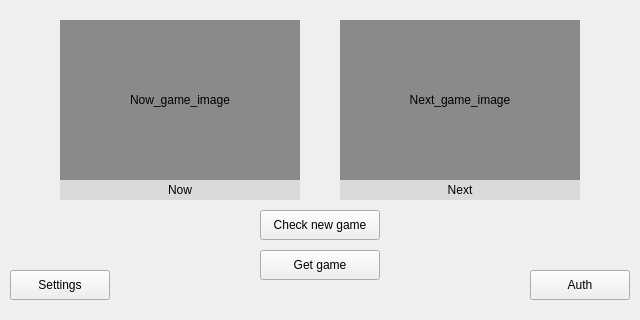
Old version of the form data/ui/main.ui in the repository Demetrous-fd/Lazy-gamer.
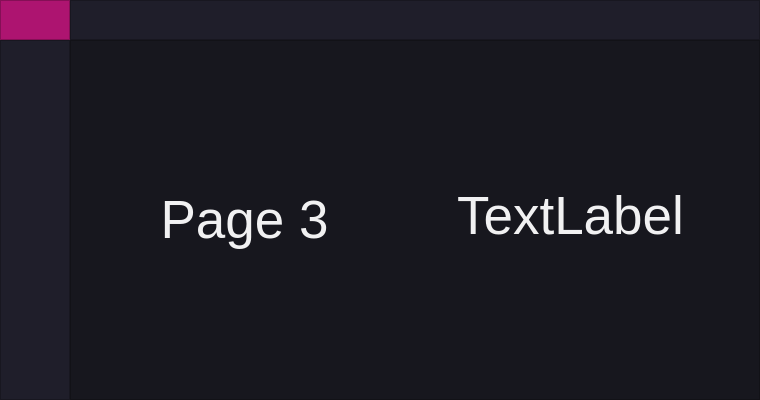
New version of the form. The open tabs and pages were chosen to show the change. Icons and pictures are not drawn.

```diff
--- a/data/ui/main.ui
+++ b/data/ui/main.ui
@@ -6,264 +6,463 @@
    <rect>
     <x>0</x>
     <y>0</y>
-    <width>640</width>
-    <height>320</height>
+    <width>760</width>
+    <height>400</height>
    </rect>
   </property>
   <property name="minimumSize">
    <size>
-    <width>640</width>
-    <height>320</height>
-   </size>
-  </property>
-  <property name="maximumSize">
-   <size>
-    <width>640</width>
-    <height>320</height>
+    <width>600</width>
+    <height>400</height>
    </size>
   </property>
   <property name="windowTitle">
    <string>Lazy gamer</string>
   </property>
   <property name="styleSheet">
-   <string notr="true"/>
+   <string notr="true">background-color: rgb(23, 23, 30);</string>
   </property>
   <widget class="QWidget" name="centralwidget">
+   <layout class="QVBoxLayout" name="verticalLayout" stretch="0,0">
+    <property name="spacing">
+     <number>0</number>
+    </property>
+    <property name="leftMargin">
+     <number>0</number>
+    </property>
+    <property name="topMargin">
+     <number>0</number>
+    </property>
+    <property name="rightMargin">
+     <number>0</number>
+    </property>
+    <property name="bottomMargin">
+     <number>0</number>
+    </property>
+    <item>
+     <widget class="QFrame" name="Top_Bar">
+      <property name="maximumSize">
+       <size>
+        <width>16777215</width>
+        <height>40</height>
+       </size>
+      </property>
+      <property name="styleSheet">
+       <string notr="true">background-color: rgb(31, 30, 42);</string>
+      </property>
+      <property name="frameShape">
+       <enum>QFrame::NoFrame</enum>
+      </property>
+      <property name="frameShadow">
+       <enum>QFrame::Raised</enum>
+      </property>
+      <layout class="QHBoxLayout" name="horizontalLayout" stretch="0,0">
+       <property name="spacing">
+        <number>0</number>
+       </property>
+       <property name="leftMargin">
+        <number>0</number>
+       </property>
+       <property name="topMargin">
+        <number>0</number>
+       </property>
+       <property name="rightMargin">
+        <number>0</number>
+       </property>
+       <property name="bottomMargin">
+        <number>0</number>
+       </property>
+       <item>
+        <widget class="QFrame" name="frame_toggle">
+         <property name="maximumSize">
+          <size>
+           <width>70</width>
+           <height>40</height>
+          </size>
+         </property>
+         <property name="styleSheet">
+          <string notr="true">background-color: rgb(173, 20, 112);</string>
+         </property>
+         <property name="frameShape">
+          <enum>QFrame::StyledPanel</enum>
+         </property>
+         <property name="frameShadow">
+          <enum>QFrame::Raised</enum>
+         </property>
+         <layout class="QVBoxLayout" name="verticalLayout_2">
+          <property name="spacing">
+           <number>0</number>
+          </property>
+          <property name="leftMargin">
+           <number>0</number>
+          </property>
+          <property name="topMargin">
+           <number>0</number>
+          </property>
+          <property name="rightMargin">
+           <number>0</number>
+          </property>
+          <property name="bottomMargin">
+           <number>0</number>
+          </property>
+          <item>
+           <widget class="QPushButton" name="Btn_Toggle">
+            <property name="sizePolicy">
+             <sizepolicy hsizetype="Expanding" vsizetype="Expanding">
+              <horstretch>0</horstretch>
+              <verstretch>0</verstretch>
+             </sizepolicy>
+            </property>
+            <property name="autoFillBackground">
+             <bool>false</bool>
+            </property>
+            <property name="styleSheet">
+             <string notr="true">color: rgb(255, 255, 255);
+border: 0px solid;</string>
+            </property>
+            <property name="text">
+             <string/>
+            </property>
+            <property name="icon">
+             <iconset>
+              <normaloff>образцы/list2.png</normaloff>образцы/list2.png</iconset>
+            </property>
+            <property name="iconSize">
+             <size>
+              <width>24</width>
+              <height>24</height>
+             </size>
+            </property>
+           </widget>
+          </item>
+         </layout>
+        </widget>
+       </item>
+       <item>
+        <widget class="QFrame" name="frame_top">
+         <property name="frameShape">
+          <enum>QFrame::StyledPanel</enum>
+         </property>
+         <property name="frameShadow">
+          <enum>QFrame::Raised</enum>
+         </property>
+        </widget>
+       </item>
+      </layout>
+     </widget>
+    </item>
+    <item>
+     <widget class="QFrame" name="Content">
    <property name="styleSheet">
     <string notr="true"/>
    </property>
-   <widget class="QPushButton" name="btn_check">
-    <property name="geometry">
-     <rect>
-      <x>260</x>
-      <y>210</y>
-      <width>120</width>
-      <height>30</height>
-     </rect>
-    </property>
-    <property name="styleSheet">
-     <string notr="true">font: 63 10pt &quot;Segoe UI Semibold&quot;;</string>
-    </property>
-    <property name="text">
-     <string>Check new game</string>
-    </property>
-    <property name="checkable">
-     <bool>false</bool>
-    </property>
-    <property name="checked">
-     <bool>false</bool>
-    </property>
-    <property name="flat">
-     <bool>false</bool>
-    </property>
-   </widget>
-   <widget class="QPushButton" name="btn_get_game">
-    <property name="geometry">
-     <rect>
-      <x>260</x>
-      <y>250</y>
-      <width>120</width>
-      <height>30</height>
-     </rect>
-    </property>
-    <property name="styleSheet">
-     <string notr="true">font: 63 10pt &quot;Segoe UI Semibold&quot;;</string>
-    </property>
-    <property name="text">
-     <string>Get game</string>
-    </property>
-    <property name="checkable">
-     <bool>false</bool>
-    </property>
-    <property name="checked">
-     <bool>false</bool>
-    </property>
-    <property name="autoRepeat">
-     <bool>false</bool>
-    </property>
-    <property name="autoExclusive">
-     <bool>false</bool>
-    </property>
-    <property name="autoDefault">
-     <bool>false</bool>
-    </property>
-    <property name="default">
-     <bool>false</bool>
-    </property>
-    <property name="flat">
-     <bool>false</bool>
-    </property>
-   </widget>
-   <widget class="QPushButton" name="btn_auth">
-    <property name="geometry">
-     <rect>
-      <x>530</x>
-      <y>270</y>
-      <width>100</width>
-      <height>30</height>
-     </rect>
-    </property>
-    <property name="styleSheet">
-     <string notr="true">font: 63 10pt &quot;Segoe UI Semibold&quot;;</string>
-    </property>
-    <property name="text">
-     <string>Auth</string>
-    </property>
-   </widget>
-   <widget class="QLabel" name="now">
-    <property name="enabled">
-     <bool>true</bool>
-    </property>
-    <property name="geometry">
-     <rect>
-      <x>60</x>
-      <y>20</y>
-      <width>240</width>
-      <height>160</height>
-     </rect>
-    </property>
-    <property name="styleSheet">
-     <string notr="true">background-color: rgb(138, 138, 138);</string>
-    </property>
-    <property name="text">
-     <string>Now_game_image</string>
-    </property>
-    <property name="textFormat">
-     <enum>Qt::AutoText</enum>
-    </property>
-    <property name="scaledContents">
-     <bool>false</bool>
-    </property>
-    <property name="alignment">
-     <set>Qt::AlignCenter</set>
-    </property>
-    <property name="wordWrap">
-     <bool>false</bool>
-    </property>
-    <property name="openExternalLinks">
-     <bool>false</bool>
-    </property>
-    <property name="textInteractionFlags">
-     <set>Qt::LinksAccessibleByKeyboard|Qt::LinksAccessibleByMouse</set>
-    </property>
-   </widget>
-   <widget class="QLabel" name="next">
-    <property name="enabled">
-     <bool>true</bool>
-    </property>
-    <property name="geometry">
-     <rect>
-      <x>340</x>
-      <y>20</y>
-      <width>240</width>
-      <height>160</height>
-     </rect>
-    </property>
+      <property name="frameShape">
+       <enum>QFrame::NoFrame</enum>
+      </property>
+      <property name="frameShadow">
+       <enum>QFrame::Raised</enum>
+      </property>
+      <layout class="QHBoxLayout" name="horizontalLayout_2" stretch="0,0">
+       <property name="spacing">
+        <number>0</number>
+       </property>
+       <property name="leftMargin">
+        <number>0</number>
+       </property>
+       <property name="topMargin">
+        <number>0</number>
+       </property>
+       <property name="rightMargin">
+        <number>0</number>
+       </property>
+       <property name="bottomMargin">
+        <number>0</number>
+       </property>
+       <item>
+        <widget class="QFrame" name="frame_left_menu">
+         <property name="minimumSize">
+          <size>
+           <width>70</width>
+           <height>0</height>
+          </size>
+         </property>
+         <property name="maximumSize">
+          <size>
+           <width>70</width>
+           <height>16777215</height>
+          </size>
+         </property>
+         <property name="styleSheet">
+          <string notr="true">background-color: rgb(31, 30, 42);</string>
+         </property>
+         <property name="frameShape">
+          <enum>QFrame::StyledPanel</enum>
+         </property>
+         <property name="frameShadow">
+          <enum>QFrame::Raised</enum>
+         </property>
+         <layout class="QVBoxLayout" name="verticalLayout_3">
+          <property name="spacing">
+           <number>0</number>
+          </property>
+          <property name="leftMargin">
+           <number>0</number>
+          </property>
+          <property name="topMargin">
+           <number>0</number>
+          </property>
+          <property name="rightMargin">
+           <number>0</number>
+          </property>
+          <property name="bottomMargin">
+           <number>0</number>
+          </property>
+          <item alignment="Qt::AlignTop">
+           <widget class="QFrame" name="frame_top_menus">
+            <property name="frameShape">
+             <enum>QFrame::NoFrame</enum>
+            </property>
+            <property name="frameShadow">
+             <enum>QFrame::Raised</enum>
+            </property>
+            <layout class="QVBoxLayout" name="verticalLayout_4" stretch="0,0,0">
+             <property name="spacing">
+              <number>0</number>
+             </property>
+             <property name="leftMargin">
+              <number>0</number>
+             </property>
+             <property name="topMargin">
+              <number>0</number>
+             </property>
+             <property name="rightMargin">
+              <number>0</number>
+             </property>
+             <property name="bottomMargin">
+              <number>0</number>
+             </property>
+             <item>
+              <widget class="QPushButton" name="Btn_Menu_1">
+               <property name="minimumSize">
+                <size>
+                 <width>0</width>
+                 <height>40</height>
+                </size>
+               </property>
+               <property name="styleSheet">
+                <string notr="true">QPushButton {
+	color: rgb(241, 241, 242);
+	background-color: rgb(31, 30, 42);
+	border: 0px solid;
+}
+QPushButton:hover {
+	background-color: rgb(173, 20, 112);
+}</string>
+               </property>
+               <property name="text">
+                <string/>
+               </property>
+               <property name="icon">
+                <iconset>
+                 <normaloff>образцы/console2.png</normaloff>образцы/console2.png</iconset>
+               </property>
+               <property name="iconSize">
+                <size>
+                 <width>48</width>
+                 <height>32</height>
+                </size>
+               </property>
+              </widget>
+             </item>
+             <item>
+              <widget class="QPushButton" name="Btn_Menu_2">
+               <property name="minimumSize">
+                <size>
+                 <width>0</width>
+                 <height>40</height>
+                </size>
+               </property>
     <property name="styleSheet">
-     <string notr="true">background-color: rgb(138, 138, 138);</string>
+                <string notr="true">QPushButton {
+	color: rgb(241, 241, 242);
+	background-color: rgb(31, 30, 42);
+	border: 0px solid;
+}
+QPushButton:hover {
+	background-color: rgb(173, 20, 112);
+}</string>
     </property>
     <property name="text">
-     <string>Next_game_image</string>
-    </property>
-    <property name="alignment">
-     <set>Qt::AlignCenter</set>
-    </property>
-   </widget>
-   <widget class="QPushButton" name="btn_settings">
-    <property name="geometry">
-     <rect>
-      <x>10</x>
-      <y>270</y>
-      <width>100</width>
-      <height>30</height>
-     </rect>
+                <string/>
+               </property>
+               <property name="icon">
+                <iconset>
+                 <normaloff>образцы/robot 2.png</normaloff>образцы/robot 2.png</iconset>
+               </property>
+               <property name="iconSize">
+                <size>
+                 <width>32</width>
+                 <height>32</height>
+                </size>
+               </property>
+              </widget>
+             </item>
+             <item>
+              <widget class="QPushButton" name="Btn_Menu_3">
+               <property name="minimumSize">
+                <size>
+                 <width>0</width>
+                 <height>40</height>
+                </size>
     </property>
     <property name="styleSheet">
-     <string notr="true">font: 63 10pt &quot;Segoe UI Semibold&quot;;</string>
+                <string notr="true">QPushButton {
+	color: rgb(241, 241, 242);
+	background-color: rgb(31, 30, 42);
+	border: 0px solid;
+}
+QPushButton:hover {
+	background-color: rgb(173, 20, 112);
+}</string>
     </property>
     <property name="text">
-     <string>Settings</string>
-    </property>
-    <property name="checkable">
-     <bool>false</bool>
-    </property>
-   </widget>
-   <widget class="QLabel" name="label">
-    <property name="geometry">
-     <rect>
-      <x>60</x>
-      <y>180</y>
-      <width>240</width>
-      <height>20</height>
-     </rect>
-    </property>
+                <string/>
+               </property>
+               <property name="icon">
+                <iconset>
+                 <normaloff>образцы/gear_2.png</normaloff>образцы/gear_2.png</iconset>
+               </property>
+               <property name="iconSize">
+                <size>
+                 <width>32</width>
+                 <height>32</height>
+                </size>
+               </property>
+              </widget>
+             </item>
+            </layout>
+           </widget>
+          </item>
+         </layout>
+        </widget>
+       </item>
+       <item>
+        <widget class="QFrame" name="frame_pages">
+         <property name="frameShape">
+          <enum>QFrame::StyledPanel</enum>
+         </property>
+         <property name="frameShadow">
+          <enum>QFrame::Raised</enum>
+         </property>
+         <layout class="QVBoxLayout" name="verticalLayout_5">
+          <item>
+           <widget class="QStackedWidget" name="Pages_Widget">
+            <property name="currentIndex">
+             <number>0</number>
+            </property>
+            <widget class="QWidget" name="page">
+             <layout class="QVBoxLayout" name="verticalLayout_6">
+              <item>
+               <widget class="QLabel" name="label_1">
+                <property name="font">
+                 <font>
+                  <pointsize>40</pointsize>
+                 </font>
+                </property>
     <property name="styleSheet">
-     <string notr="true">background-color: rgb(218, 218, 218);</string>
+                 <string notr="true">color: #F1F1F2;</string>
     </property>
     <property name="text">
-     <string/>
-    </property>
-   </widget>
+                 <string>Page 1</string>
+                </property>
+                <property name="alignment">
+                 <set>Qt::AlignCenter</set>
+                </property>
+               </widget>
+              </item>
+             </layout>
+            </widget>
+            <widget class="QWidget" name="page_2">
+             <layout class="QVBoxLayout" name="verticalLayout_7">
+              <item>
    <widget class="QLabel" name="label_2">
-    <property name="geometry">
-     <rect>
-      <x>340</x>
-      <y>180</y>
-      <width>240</width>
-      <height>20</height>
-     </rect>
+                <property name="font">
+                 <font>
+                  <pointsize>40</pointsize>
+                 </font>
     </property>
     <property name="styleSheet">
-     <string notr="true">background-color: rgb(218, 218, 218);</string>
+                 <string notr="true">color: #F1F1F2;</string>
     </property>
     <property name="text">
-     <string/>
-    </property>
-   </widget>
-   <widget class="QLabel" name="name_game_now">
+                 <string>Page 2</string>
+                </property>
+                <property name="alignment">
+                 <set>Qt::AlignCenter</set>
+                </property>
+               </widget>
+              </item>
+             </layout>
+            </widget>
+            <widget class="QWidget" name="page_3">
+             <widget class="QLabel" name="label_3">
     <property name="geometry">
      <rect>
-      <x>60</x>
-      <y>180</y>
-      <width>240</width>
-      <height>20</height>
-     </rect>
-    </property>
+                <x>9</x>
+                <y>9</y>
+                <width>311</width>
+                <height>321</height>
+               </rect>
+              </property>
+              <property name="font">
+               <font>
+                <pointsize>40</pointsize>
+               </font>
+              </property>
     <property name="styleSheet">
-     <string notr="true">font: 63 9pt &quot;Segoe UI Semibold&quot;;</string>
+               <string notr="true">color: #F1F1F2;</string>
     </property>
     <property name="text">
-     <string notr="true">Now</string>
+               <string>Page 3</string>
     </property>
     <property name="alignment">
      <set>Qt::AlignCenter</set>
     </property>
    </widget>
-   <widget class="QLabel" name="name_game_next">
+             <widget class="QLabel" name="label">
     <property name="geometry">
      <rect>
-      <x>340</x>
-      <y>180</y>
-      <width>240</width>
-      <height>20</height>
-     </rect>
-    </property>
-    <property name="contextMenuPolicy">
-     <enum>Qt::DefaultContextMenu</enum>
-    </property>
-    <property name="layoutDirection">
-     <enum>Qt::RightToLeft</enum>
-    </property>
+                <x>330</x>
+                <y>10</y>
+                <width>321</width>
+                <height>311</height>
+               </rect>
+              </property>
+              <property name="font">
+               <font>
+                <pointsize>40</pointsize>
+               </font>
+              </property>
     <property name="styleSheet">
-     <string notr="true">font: 63 9pt &quot;Segoe UI Semibold&quot;;</string>
+               <string notr="true">color: #F1F1F2;</string>
     </property>
     <property name="text">
-     <string notr="true">Next</string>
+               <string>TextLabel</string>
     </property>
     <property name="alignment">
      <set>Qt::AlignCenter</set>
     </property>
    </widget>
+            </widget>
+           </widget>
+          </item>
+         </layout>
+        </widget>
+       </item>
+      </layout>
+     </widget>
+    </item>
+   </layout>
   </widget>
  </widget>
  <resources/>
```
Left out of the diff: 2 changed lines with no effect on the pictures. Lines whose indentation alone changed are shown as unchanged.
